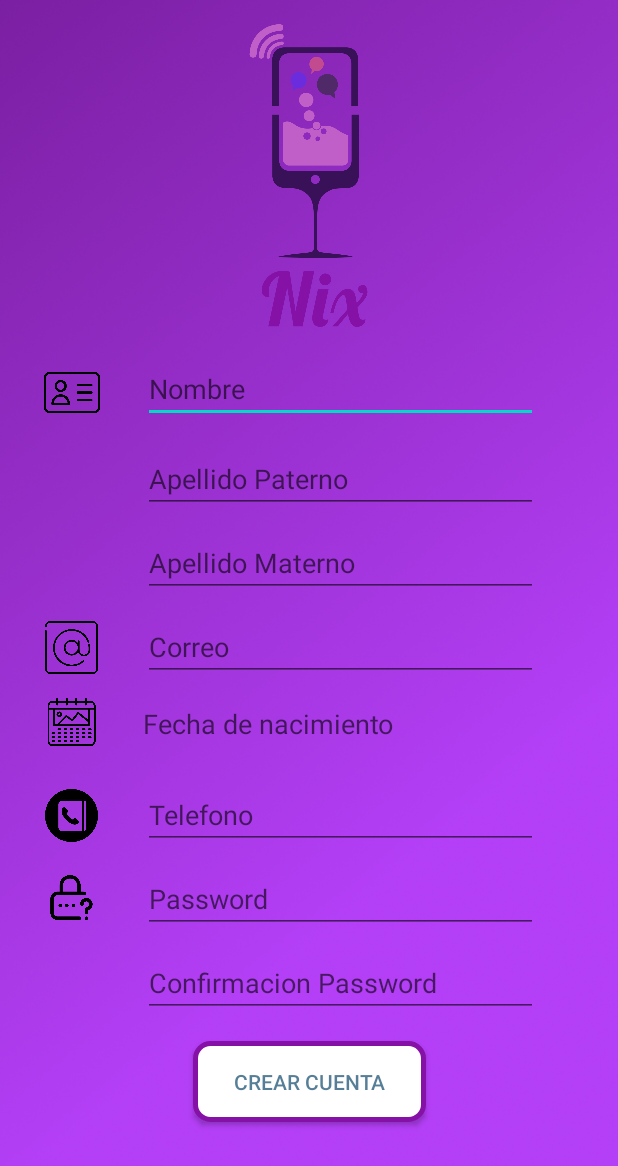
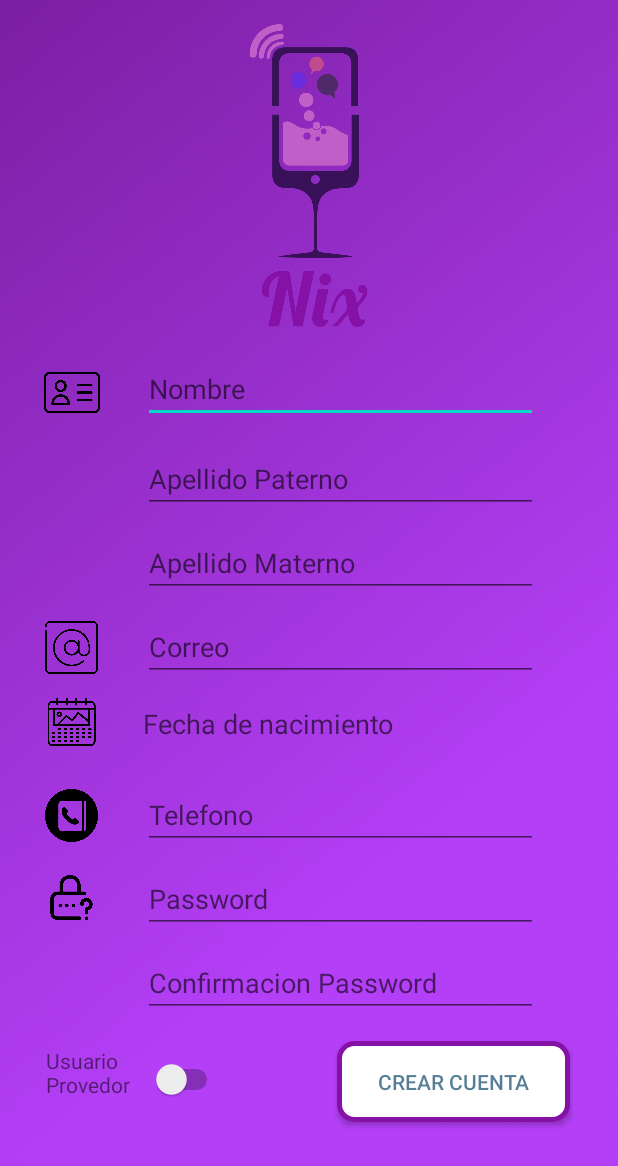
Before and after one commit to EdalfnerUnityBrited/NixApp, an Android app: the CrearCuenta screen opened directly, with no data from a screen before it, on a phone screen of 412 x 824 dp. Shown: the top 1166 px of the screen. Run offline under Robolectric (Android 15) with nearby library versions, the phone set to English and light mode, and no system bars.

Commit message:
Se hizo la activity de Crear cuenta

```diff
--- a/app/src/main/res/layout/activity_crear_cuenta.xml
+++ b/app/src/main/res/layout/activity_crear_cuenta.xml
@@ -167,11 +167,12 @@
         android:layout_width="155dp"
         android:layout_height="54dp"
         android:layout_marginTop="16dp"
+        android:layout_marginEnd="32dp"
+        android:layout_marginRight="32dp"
         android:background="@drawable/custombutom2"
         android:text="Crear Cuenta"
         android:textColor="@drawable/butom_text"
         app:layout_constraintEnd_toEndOf="parent"
-        app:layout_constraintStart_toStartOf="parent"
         app:layout_constraintTop_toBottomOf="@+id/passwordConfirmacion" />
 
     <ImageView
@@ -184,4 +185,28 @@
         app:layout_constraintTop_toBottomOf="@+id/telefono"
         app:srcCompat="@drawable/forgot" />
 
+    <Switch
+        android:id="@+id/switch1"
+        android:layout_width="wrap_content"
+        android:layout_height="wrap_content"
+        android:layout_marginStart="32dp"
+        android:layout_marginLeft="32dp"
+        android:layout_marginTop="28dp"
+        android:layout_marginEnd="8dp"
+        android:layout_marginRight="8dp"
+        app:layout_constraintEnd_toStartOf="@+id/button"
+        app:layout_constraintStart_toStartOf="parent"
+        app:layout_constraintTop_toBottomOf="@+id/passwordConfirmacion" />
+
+    <TextView
+        android:id="@+id/textView2"
+        android:layout_width="68dp"
+        android:layout_height="34dp"
+        android:layout_marginTop="19dp"
+        android:layout_marginEnd="2dp"
+        android:layout_marginRight="2dp"
+        android:text="Usuario Provedor"
+        app:layout_constraintEnd_toStartOf="@+id/switch1"
+        app:layout_constraintTop_toBottomOf="@+id/passwordConfirmacion" />
+
 </androidx.constraintlayout.widget.ConstraintLayout>
```
